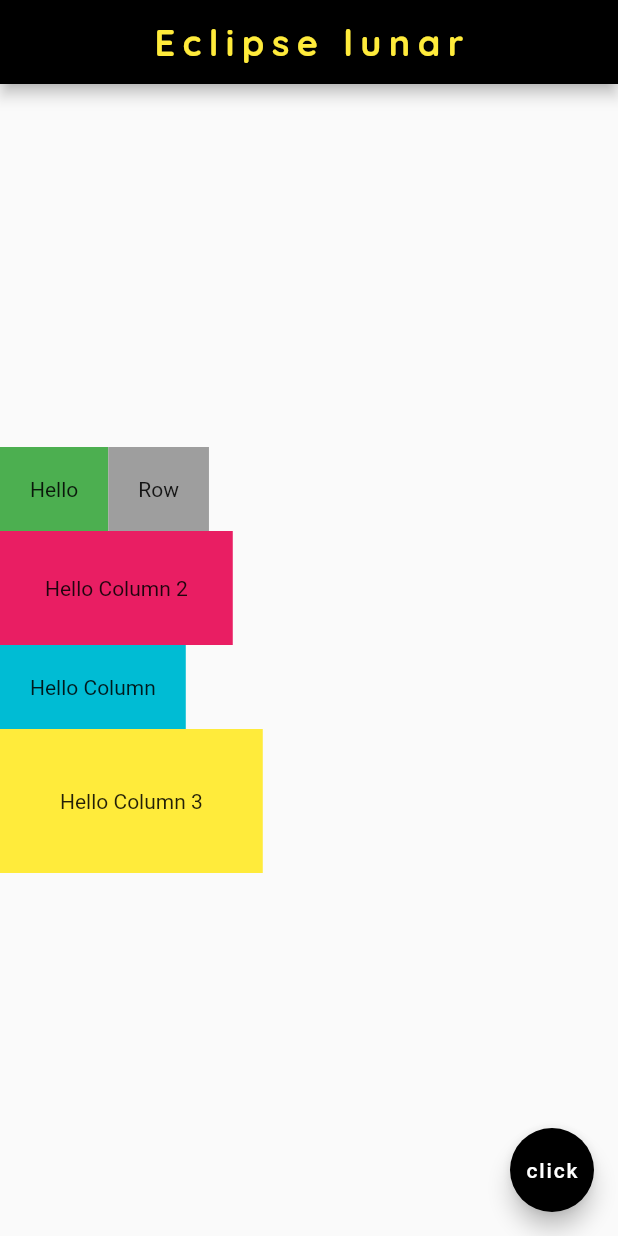
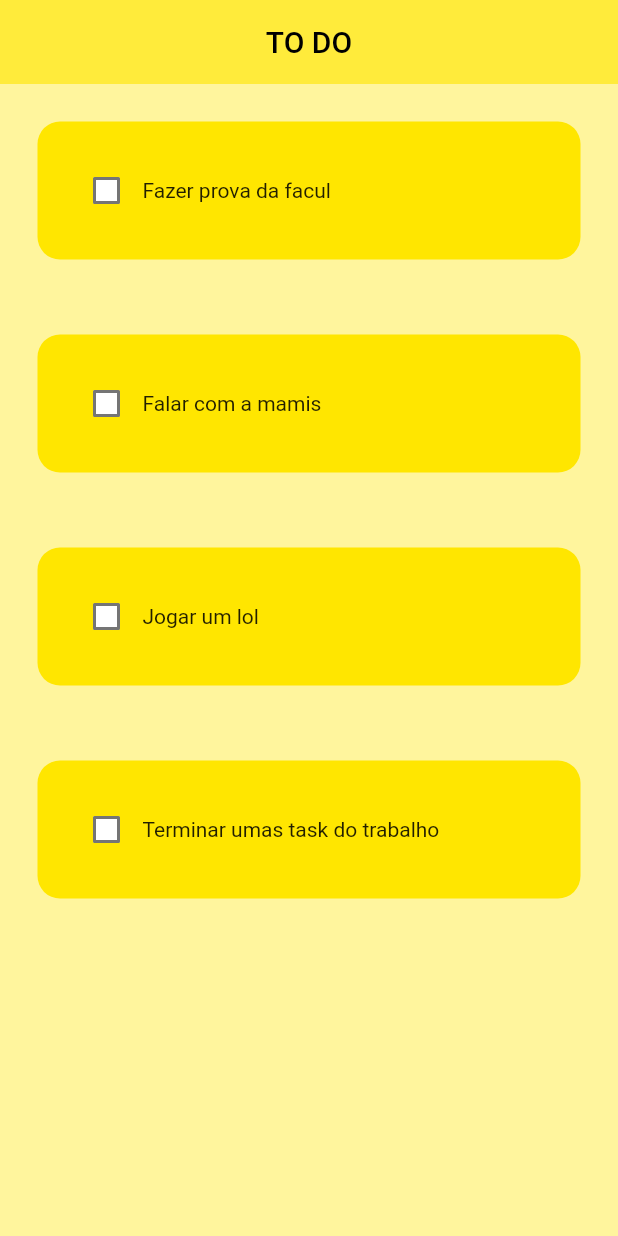
Before and after one commit to KhawanC/flutter-learnings, a Flutter app: the screen it shows after launch, on a phone screen of 412 x 824 dp. Run offline on Flutter 3.47's test engine with Material 2 defaults, Android fonts, the phone set to English and light mode, and no system bars.

Commit message:
Criando app bar, tiles, logica de cada lista

```diff
--- /dev/null
+++ b/lib/components/todo_tile.dart
@@ -0,0 +1,45 @@
+import 'package:flutter/material.dart';
+
+// ignore_for_file: prefer_const_constructors
+
+class TodoTile extends StatelessWidget {
+  TodoTile({
+    super.key,
+    required this.nomeTask,
+    required this.taskCompleta,
+    required this.onChange,
+  });
+
+  final String nomeTask;
+  final bool taskCompleta;
+  Function(bool?)? onChange;
+
+  @override
+  Widget build(BuildContext context) {
+    return Padding(
+      padding: EdgeInsets.all(25.0),
+      child: Container(
+        padding: EdgeInsets.all(22),
+        decoration: BoxDecoration(
+          color: Color.fromARGB(255, 255, 230, 0),
+          borderRadius: BorderRadius.circular(15),
+        ),
+        child: Row(
+          children: [
+            //Checkbox
+            Checkbox(
+              overlayColor: MaterialStatePropertyAll(Colors.black),
+              checkColor: Colors.black,
+              fillColor: MaterialStatePropertyAll(Colors.white),
+              value: taskCompleta,
+              onChanged: onChange
+            ),
+
+            //Nome da task
+            Text(nomeTask),
+          ],
+        ),
+      ),
+    );
+  }
+}
--- a/lib/main.dart
+++ b/lib/main.dart
@@ -1,77 +1,10 @@
 import 'package:flutter/material.dart';
+import 'pages/home_page.dart';
 
 // ignore_for_file: prefer_const_constructors
 
-void main() => runApp(const MaterialApp(
-      home: Aplicativo(),
+void main() => runApp(MaterialApp(
+      debugShowCheckedModeBanner: false,
+      home: HomePage(),
+      theme: ThemeData(primarySwatch: Colors.yellow),
     ));
-
-class Aplicativo extends StatelessWidget {
-  const Aplicativo({super.key});
-
-  @override
-  Widget build(BuildContext context) {
-    return Scaffold(
-
-
-
-      appBar: AppBar(
-        title: Text(
-          "Eclipse lunar",
-          style: TextStyle(
-              fontSize: 24,
-              letterSpacing: 5,
-              fontWeight: FontWeight.bold,
-              color: Colors.yellow,
-              fontFamily: "Quicksand"),
-        ),
-        centerTitle: true,
-        backgroundColor: Colors.black,
-      ),
-
-
-      body: Column(
-        mainAxisAlignment: MainAxisAlignment.center,
-        crossAxisAlignment: CrossAxisAlignment.start,
-        children: <Widget>[
-          Row(
-            children: <Widget>[
-              Container(
-                padding: EdgeInsets.all(20),
-                color: Colors.green,
-                child: Text("Hello"),
-              ),
-              Container(
-                padding: EdgeInsets.all(20),
-                color: Colors.grey,
-                child: Text("Row"),
-              ),
-            ],
-          ),
-          Container(
-            padding: EdgeInsets.all(30),
-            color: Colors.pink,
-            child: Text("Hello Column 2"),
-          ),
-          Container(
-            padding: EdgeInsets.all(20),
-            color: Colors.cyan,
-            child: Text("Hello Column"),
-          ),
-          Container(
-            padding: EdgeInsets.all(40),
-            color: Colors.yellow,
-            child: Text("Hello Column 3"),
-          ),
-        ],
-      ),
-
-
-      floatingActionButton: FloatingActionButton(
-        backgroundColor: Colors.black,
-        onPressed: () {},
-        child: Text("click"),
-      ),
-    );
-  }
-}
--- /dev/null
+++ b/lib/pages/home_page.dart
@@ -0,0 +1,49 @@
+import 'package:flutter/material.dart';
+import 'package:my_frist_app/components/todo_tile.dart';
+
+// ignore_for_file: prefer_const_constructors
+
+class HomePage extends StatefulWidget {
+  const HomePage({super.key});
+
+  @override
+  State<StatefulWidget> createState() => _HomePageState();
+}
+
+class _HomePageState extends State<HomePage> {
+  List todoList = [
+    ["Fazer prova da facul", false],
+    ["Falar com a mamis", false],
+    ["Jogar um lol", false],
+    ["Terminar umas task do trabalho", false],
+  ];
+
+  void apertarCheckBox(bool? value, int index) {
+    setState(() {
+      todoList[index][1] = !todoList[index][1];
+    });
+  }
+
+  @override
+  Widget build(BuildContext context) {
+    return Scaffold(
+      backgroundColor: Colors.yellow[200],
+      appBar: AppBar(
+        title: Text(
+          "TO DO",
+        ),
+        centerTitle: true,
+        elevation: 0,
+      ),
+      body: ListView.builder(
+        itemCount: todoList.length,
+        itemBuilder: (context, index) {
+          return TodoTile(
+              nomeTask: todoList[index][0],
+              taskCompleta: todoList[index][1],
+              onChange: (value) => apertarCheckBox(value, index));
+        },
+      ),
+    );
+  }
+}
```
